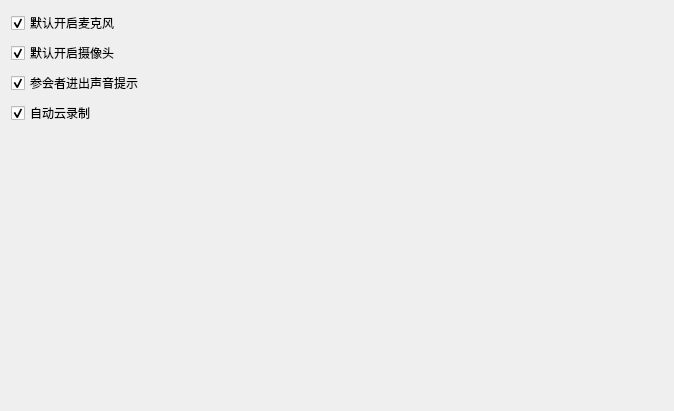
Qt form src/modules/meet/src/MeetingSettingWidget.ui (okstar-org/ok-msg-desktop) before a commit.
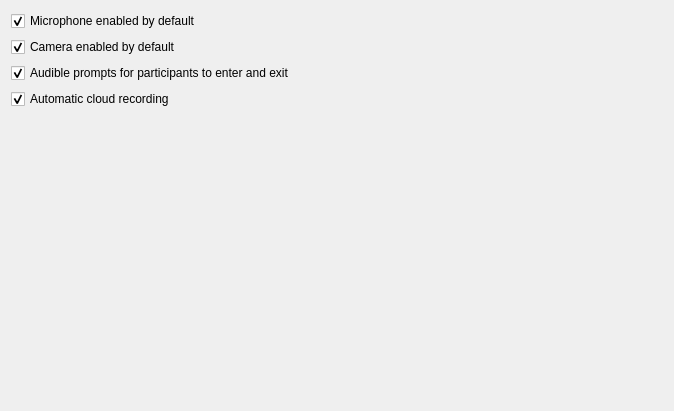
The same form after that commit.

Commit message: feat: complete translation in  Meeting module

```diff
--- a/src/modules/meet/src/MeetingSettingWidget.ui
+++ b/src/modules/meet/src/MeetingSettingWidget.ui
@@ -24,7 +24,7 @@
           <bool>true</bool>
          </property>
          <property name="text">
-          <string>默认开启麦克风</string>
+          <string>Microphone enabled by default</string>
          </property>
          <property name="checked">
           <bool>true</bool>
@@ -34,7 +34,7 @@
        <item>
         <widget class="QCheckBox" name="checkBox_2">
          <property name="text">
-          <string>默认开启摄像头</string>
+          <string>Camera enabled by default</string>
          </property>
          <property name="checked">
           <bool>true</bool>
@@ -44,7 +44,7 @@
        <item>
         <widget class="QCheckBox" name="checkBox_4">
          <property name="text">
-          <string>参会者进出声音提示</string>
+          <string>Audible prompts for participants to enter and exit</string>
          </property>
          <property name="checked">
           <bool>true</bool>
@@ -54,7 +54,7 @@
        <item>
         <widget class="QCheckBox" name="checkBox_3">
          <property name="text">
-          <string>自动云录制</string>
+          <string>Automatic cloud recording</string>
          </property>
          <property name="checked">
           <bool>true</bool>
```
The commit also changes 5 other files.
